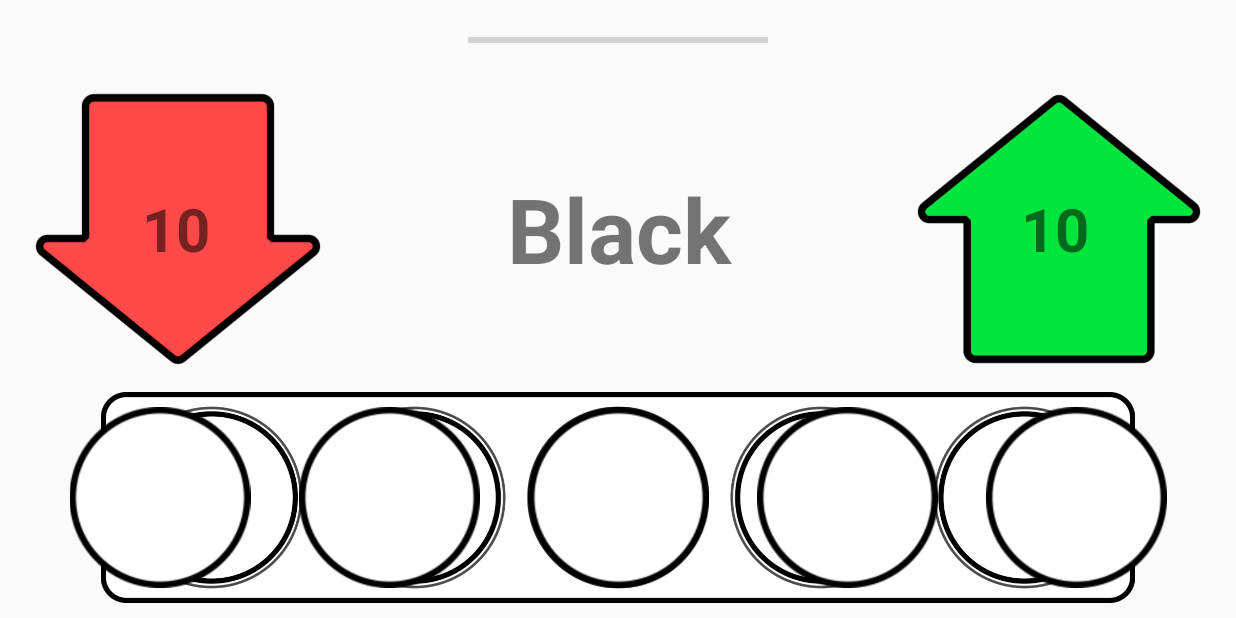
After one commit to elenkamir/gamesforkids, an Android app: the Game6Activity screen opened directly, with no data from a screen before it, on a phone screen of 824 x 412 dp (held sideways). The commit adds this screen. Run offline under Robolectric (Android 15) with nearby library versions, the phone set to English and light mode, and no system bars.

Commit message:
Игра #6: макет

```diff
--- a/app/src/main/AndroidManifest.xml
+++ b/app/src/main/AndroidManifest.xml
@@ -36,6 +36,9 @@
         <activity
             android:name=".Game5Activity"
             android:screenOrientation="landscape"/>
+        <activity
+            android:name=".Game6Activity"
+            android:screenOrientation="landscape"/>
     </application>
 
 </manifest>
--- /dev/null
+++ b/app/src/main/java/ru/gamesforkids/gamesforkids/Game6Activity.java
@@ -0,0 +1,19 @@
+package ru.gamesforkids.gamesforkids;
+
+import android.content.pm.ActivityInfo;
+import android.os.Bundle;
+import android.support.v7.app.AppCompatActivity;
+import android.view.Window;
+import android.view.WindowManager;
+
+public class Game6Activity extends AppCompatActivity {
+    @Override
+    protected void onCreate(Bundle savedInstanceState) {
+        super.onCreate(savedInstanceState);
+        setContentView(R.layout.activity_game6);
+        setRequestedOrientation(ActivityInfo.SCREEN_ORIENTATION_LANDSCAPE);
+        getWindow().setFeatureInt(Window.FEATURE_CUSTOM_TITLE, R.layout.activity_main);
+        getWindow().setFlags(WindowManager.LayoutParams.FLAG_FULLSCREEN,
+                WindowManager.LayoutParams.FLAG_FULLSCREEN);
+    }
+}
--- /dev/null
+++ b/app/src/main/res/layout/activity_game6.xml
@@ -0,0 +1,150 @@
+<?xml version="1.0" encoding="utf-8"?>
+<LinearLayout
+    xmlns:android="http://schemas.android.com/apk/res/android"
+    xmlns:app="http://schemas.android.com/apk/res-auto"
+    android:layout_width="match_parent"
+    android:layout_height="match_parent"
+    android:orientation="vertical">
+
+    <ProgressBar
+        android:id="@+id/timer"
+        style="?android:attr/progressBarStyleHorizontal"
+        android:layout_width="200dp"
+        android:layout_height="match_parent"
+        android:layout_weight="1"
+        android:layout_gravity="center" />
+
+    <LinearLayout
+        android:layout_width="match_parent"
+        android:layout_height="match_parent"
+        android:layout_weight="0.6"
+        android:orientation="horizontal">
+
+        <FrameLayout
+            android:layout_width="match_parent"
+            android:layout_height="match_parent"
+            android:layout_marginStart="20dp"
+            android:layout_weight="7">
+
+            <ImageView
+                android:id="@+id/down"
+                android:layout_width="match_parent"
+                android:layout_height="match_parent"
+                app:srcCompat="@drawable/down" />
+
+            <TextView
+                android:id="@+id/down_point"
+                android:layout_width="match_parent"
+                android:layout_height="match_parent"
+                android:layout_marginStart="-2dp"
+                android:gravity="center"
+                android:textSize="40dp"
+                android:textStyle="bold"
+                android:text="10" />
+        </FrameLayout>
+
+        <TextView
+            android:id="@+id/r_color"
+            android:layout_width="match_parent"
+            android:layout_height="match_parent"
+            android:layout_weight="5"
+            android:gravity="center"
+            android:textStyle="bold"
+            android:textSize="60dp"
+            android:text="Black" />
+
+        <FrameLayout
+            android:layout_width="match_parent"
+            android:layout_height="match_parent"
+            android:layout_marginEnd="20dp"
+            android:layout_weight="7">
+
+            <ImageView
+                android:id="@+id/up"
+                android:layout_width="match_parent"
+                android:layout_height="match_parent"
+                app:srcCompat="@drawable/up" />
+
+            <TextView
+                android:id="@+id/up_point"
+                android:layout_width="match_parent"
+                android:layout_height="match_parent"
+                android:layout_marginStart="-5dp"
+                android:gravity="center"
+                android:textSize="40dp"
+                android:textStyle="bold"
+                android:text="10" />
+        </FrameLayout>
+    </LinearLayout>
+
+    <FrameLayout
+        android:layout_width="match_parent"
+        android:layout_height="match_parent"
+        android:layout_margin="10dp"
+        android:layout_weight="0.7">
+
+        <ImageView
+            android:id="@+id/imageView3"
+            android:layout_width="match_parent"
+            android:layout_height="match_parent"
+            app:srcCompat="@drawable/paint" />
+
+        <LinearLayout
+            android:layout_width="match_parent"
+            android:layout_height="match_parent"
+            android:layout_marginStart="20dp"
+            android:layout_marginEnd="20dp"
+            android:orientation="horizontal">
+
+            <ImageButton
+                android:id="@+id/imageButton10"
+                android:layout_width="match_parent"
+                android:layout_height="match_parent"
+                android:layout_margin="10dp"
+                android:scaleType="fitCenter"
+                android:background="@null"
+                android:layout_weight="1"
+                app:srcCompat="@drawable/g2_bt" />
+
+            <ImageButton
+                android:id="@+id/imageButton8"
+                android:layout_width="match_parent"
+                android:layout_height="match_parent"
+                android:layout_margin="10dp"
+                android:scaleType="fitCenter"
+                android:background="@null"
+                android:layout_weight="1"
+                app:srcCompat="@drawable/g2_bt" />
+
+            <ImageButton
+                android:id="@+id/imageButton"
+                android:layout_width="match_parent"
+                android:layout_height="match_parent"
+                android:layout_margin="10dp"
+                android:scaleType="fitCenter"
+                android:background="@null"
+                android:layout_weight="1"
+                app:srcCompat="@drawable/g2_bt" />
+
+            <ImageButton
+                android:id="@+id/imageButton7"
+                android:layout_width="match_parent"
+                android:layout_height="match_parent"
+                android:layout_margin="10dp"
+                android:scaleType="fitCenter"
+                android:background="@null"
+                android:layout_weight="1"
+                app:srcCompat="@drawable/g2_bt" />
+
+            <ImageButton
+                android:id="@+id/imageButton9"
+                android:layout_width="match_parent"
+                android:layout_height="match_parent"
+                android:layout_margin="10dp"
+                android:scaleType="fitCenter"
+                android:background="@null"
+                android:layout_weight="1"
+                app:srcCompat="@drawable/g2_bt" />
+        </LinearLayout>
+    </FrameLayout>
+</LinearLayout>
```
Also changed, not shown: app/src/main/java/ru/gamesforkids/gamesforkids/MainActivity.java (+11 -1 lines), app/src/main/res/layout/activity_game6_finish.xml (added, +129 -0 lines), app/src/main/res/layout/activity_main.xml (+16 -8 lines), app/src/main/res/drawable/down.png (added), app/src/main/res/drawable/paint.png (added), app/src/main/res/drawable/up.png (added).
